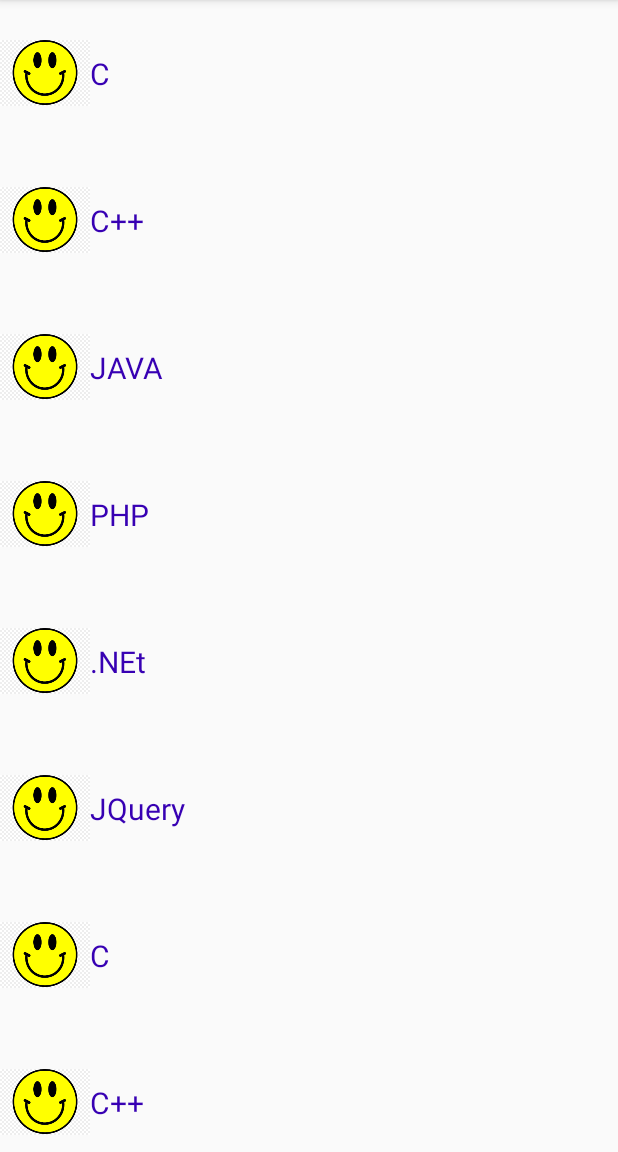
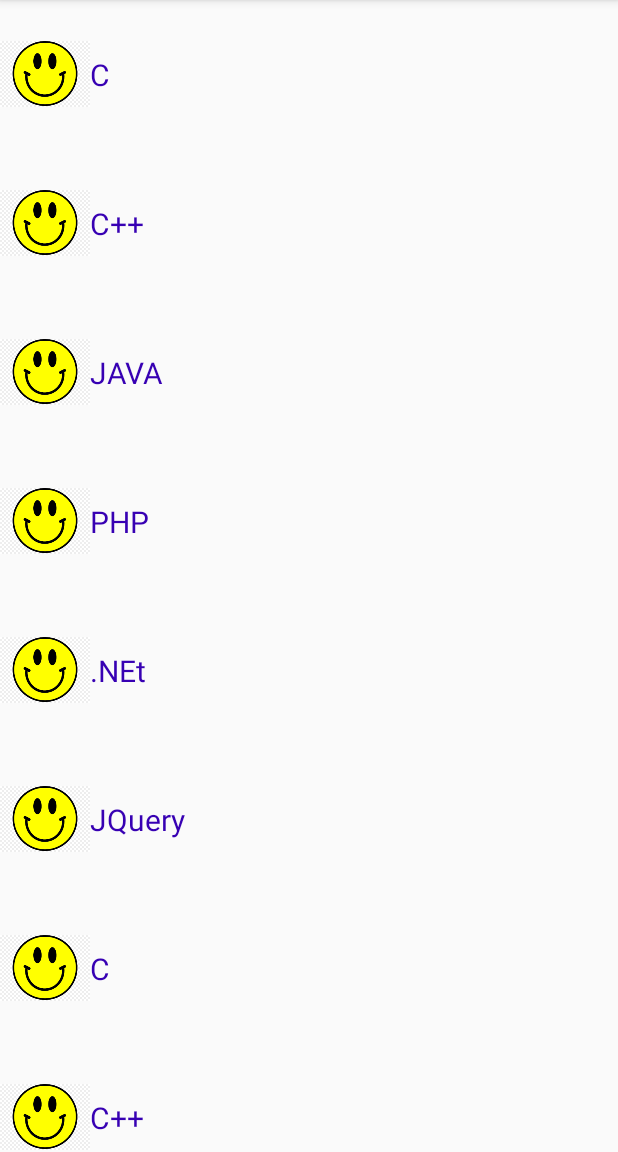
Before and after one commit to sumonece15/RecyclerView-Example2, an Android app: the screen it shows after launch (MainActivity), on a phone screen of 412 x 824 dp, the part 84-1236 px from its top. Run offline under Robolectric (Android 15) with nearby library versions, the phone set to English and light mode, and no system bars.

Commit message:
RecyclerView Example2 (1.0)

```diff
--- a/app/src/main/res/layout/single_row.xml
+++ b/app/src/main/res/layout/single_row.xml
@@ -1,7 +1,7 @@
 <?xml version="1.0" encoding="utf-8"?>
 <androidx.appcompat.widget.LinearLayoutCompat xmlns:android="http://schemas.android.com/apk/res/android"
     android:layout_width="match_parent"
-    android:layout_height="98dp">
+    android:layout_height="99dp">
 
     <ImageView
         android:id="@+id/img1"
```
